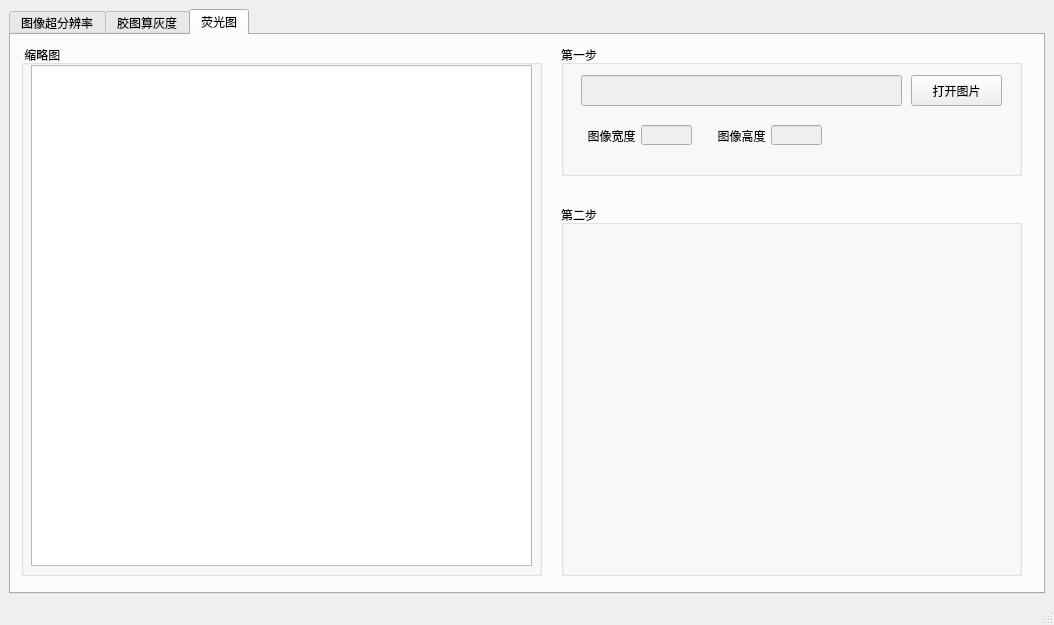
Before: the Qt Designer form mainwindow.ui in mulin-xml/WenwenyuAndHerFathers, drawn with Qt 5.
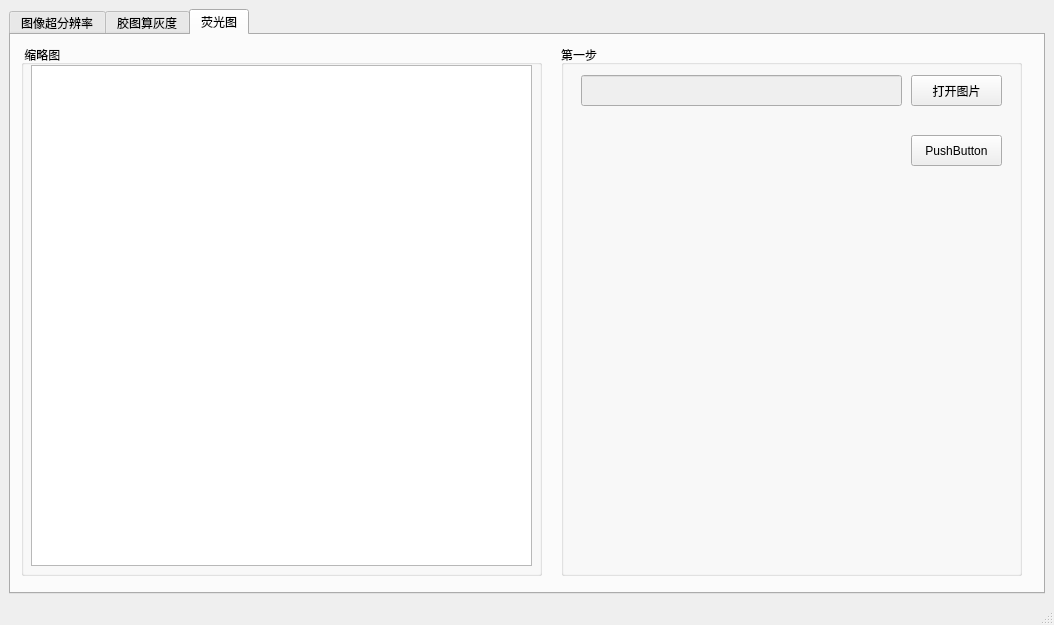
After: the same form once the commit is applied. Custom widgets are drawn as their Qt base class.

What changed in the file:
```diff
--- a/mainwindow.ui
+++ b/mainwindow.ui
@@ -744,22 +744,6 @@
        <attribute name="title">
         <string>荧光图</string>
        </attribute>
-       <widget class="QGroupBox" name="groupBox_8">
-        <property name="enabled">
-         <bool>true</bool>
-        </property>
-        <property name="geometry">
-         <rect>
-          <x>550</x>
-          <y>170</y>
-          <width>461</width>
-          <height>371</height>
-         </rect>
-        </property>
-        <property name="title">
-         <string>第二步</string>
-        </property>
-       </widget>
        <widget class="QGroupBox" name="groupBox_9">
         <property name="geometry">
          <rect>
@@ -801,7 +785,7 @@
           <x>550</x>
           <y>10</y>
           <width>461</width>
-          <height>131</height>
+          <height>531</height>
          </rect>
         </property>
         <property name="title">
@@ -836,78 +820,17 @@
           <string>打开图片</string>
          </property>
         </widget>
-        <widget class="QLineEdit" name="lineEdit_14">
-         <property name="enabled">
-          <bool>false</bool>
-         </property>
+        <widget class="QPushButton" name="pushButton_9">
          <property name="geometry">
           <rect>
-           <x>80</x>
-           <y>80</y>
-           <width>51</width>
-           <height>20</height>
+           <x>350</x>
+           <y>90</y>
+           <width>91</width>
+           <height>31</height>
           </rect>
          </property>
-         <property name="readOnly">
-          <bool>true</bool>
-         </property>
-        </widget>
-        <widget class="QLabel" name="label_15">
-         <property name="geometry">
-          <rect>
-           <x>20</x>
-           <y>80</y>
-           <width>61</width>
-           <height>21</height>
-          </rect>
-         </property>
-         <property name="font">
-          <font>
-           <pointsize>9</pointsize>
-          </font>
-         </property>
          <property name="text">
-          <string>图像宽度</string>
-         </property>
-         <property name="alignment">
-          <set>Qt::AlignCenter</set>
-         </property>
-        </widget>
-        <widget class="QLabel" name="label_16">
-         <property name="geometry">
-          <rect>
-           <x>150</x>
-           <y>80</y>
-           <width>61</width>
-           <height>21</height>
-          </rect>
-         </property>
-         <property name="font">
-          <font>
-           <pointsize>9</pointsize>
-          </font>
-         </property>
-         <property name="text">
-          <string>图像高度</string>
-         </property>
-         <property name="alignment">
-          <set>Qt::AlignCenter</set>
-         </property>
-        </widget>
-        <widget class="QLineEdit" name="lineEdit_15">
-         <property name="enabled">
-          <bool>false</bool>
-         </property>
-         <property name="geometry">
-          <rect>
-           <x>210</x>
-           <y>80</y>
-           <width>51</width>
-           <height>20</height>
-          </rect>
-         </property>
-         <property name="readOnly">
-          <bool>true</bool>
+          <string>PushButton</string>
          </property>
         </widget>
        </widget>
```
Left out of the diff: 9 changed lines with no effect on the pictures.
